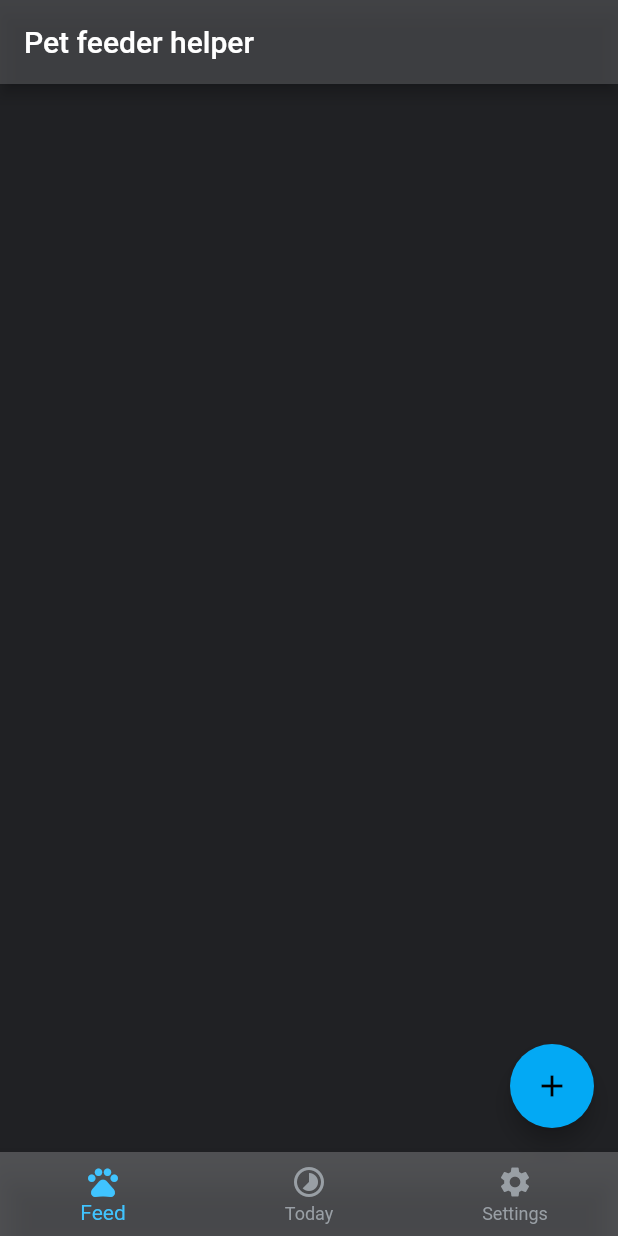
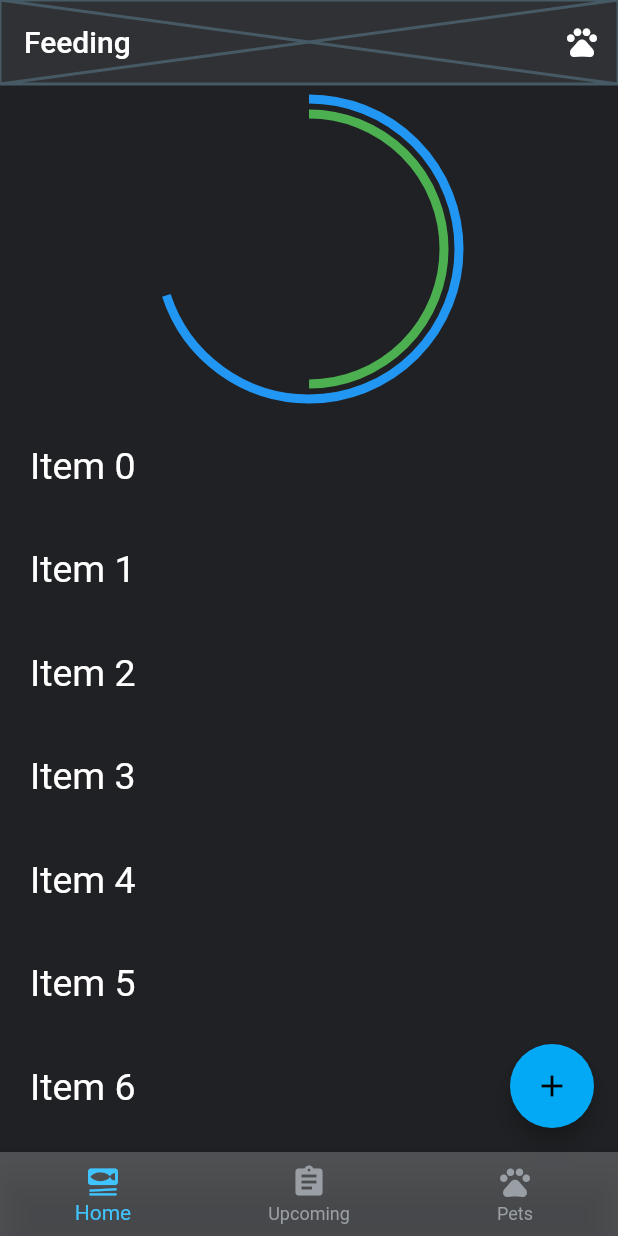
Before and after one commit to zeletrik/pet-feeding-helper, a Flutter app: the screen it shows after launch, on a phone screen of 412 x 824 dp. Run offline on Flutter 3.47's test engine with Material 2 defaults, Android fonts, the phone set to English and light mode, and no system bars.

Commit message:
Setup design

```diff
--- a/lib/home_widget.dart
+++ b/lib/home_widget.dart
@@ -27,12 +27,6 @@ class _HomeState extends State<Home> {
   @override
   Widget build(BuildContext context) {
     return Scaffold(
-      appBar: AppBar(
-        title: Text(widget.title,  style: TextStyle(color: Colors.white.withOpacity(1.0)),
-        ),
-        backgroundColor: Color.fromARGB(240, 54, 55, 58),
-        centerTitle: false,
-      ),
       body: _children[_currentIndex],
       bottomNavigationBar: BottomNavigationBar(
         onTap: onTabTapped,
@@ -42,16 +36,16 @@ class _HomeState extends State<Home> {
         unselectedItemColor: Color.fromARGB(255, 153, 159, 165),
         items: [
           new BottomNavigationBarItem(
-            icon: Icon(Icons.pets),
-            title: Text('Feed'),
+            icon: Icon(Icons.set_meal),
+            label: 'Home',
           ),
           new BottomNavigationBarItem(
-            icon: Icon(Icons.timelapse),
-            title: Text('Today'),
+            icon: Icon(Icons.assignment),
+            label: 'Upcoming',
           ),
           new BottomNavigationBarItem(
-              icon: Icon(Icons.settings),
-              title: Text('Settings')
+              icon: Icon(Icons.pets),
+              label: 'Pets'
           )
         ],
       ),
--- a/lib/widgets/feeding_widget.dart
+++ b/lib/widgets/feeding_widget.dart
@@ -1,16 +1,104 @@
 import 'package:flutter/material.dart';
+import 'package:flutter/cupertino.dart';
 
 class FeedingWidget extends StatelessWidget {
   final Color color;
+  final String title = 'Feeding';
 
   FeedingWidget(this.color);
 
   @override
   Widget build(BuildContext context) => new Scaffold(
       backgroundColor: color,
+    body: CustomScrollView(
+      slivers: <Widget>[
+        SliverAppBar(
+          title: Text(title, style: TextStyle(color: Colors.white) ),
+          centerTitle: false,
+          backgroundColor: Color.fromARGB(180, 54, 55, 58),
+          floating: true,
+          flexibleSpace: Placeholder(),
+          expandedHeight: 50,
+          actions: [
+            IconButton(
+                icon: Icon(Icons.pets, color: Colors.white),
+              onPressed: () {
+                showCupertinoModalPopup(
+                  context: context,
+                  builder: (BuildContext context) => CupertinoPicker(
+                    itemExtent: 1.3,
+                    onSelectedItemChanged:  (value) {  },
+                    children: [
+                      Text('Asd')
+                    ],
+
+                  ),
+                );
+              },
+            ),
+          ],
+        ),
+        SliverToBoxAdapter(
+          child: Stack(
+            children: [
+               ConstrainedBox(
+                constraints: BoxConstraints(maxHeight: 220.0, minHeight: 220.0),
+                child: Center(
+                  child: SizedBox(
+                    child: CircularProgressIndicator(
+                      value: 0.7,
+                      strokeWidth: 6,
+                      valueColor: new AlwaysStoppedAnimation<Color>(Colors.blue),
+                    ),
+                    height: 200.0,
+                    width: 200.0,
+                  ),
+                ),
+              ),
+              ConstrainedBox(
+                constraints: BoxConstraints(maxHeight: 220.0, minHeight: 220.0),
+                child: Center(
+                  child: SizedBox(
+                    child: CircularProgressIndicator(
+                      value: 0.5,
+                      strokeWidth: 6,
+                      valueColor: new AlwaysStoppedAnimation<Color>(Colors.green),
+                    ),
+                    height: 180.0,
+                    width: 180.0,
+                  ),
+                ),
+              ),
+
+            ],
+          ),
+        ),
+
+
+        SliverList(
+            delegate: SliverChildListDelegate(_buildList(50))
+        ),
+      ],
+    ),
       floatingActionButton: FloatingActionButton(
         tooltip: 'Increment',
         child: Icon(Icons.add),
       ),
     );
+
+
+  List _buildList(int count) {
+    List<Widget> listItems = List();
+
+    for (int i = 0; i < count; i++) {
+      listItems.add(new Padding(padding: new EdgeInsets.all(20.0),
+          child: new Text(
+              'Item ${i.toString()}',
+              style: TextStyle(fontSize: 25.0, color: Colors.white)
+          )
+      ));
+    }
+
+    return listItems;
+  }
 }
--- a/pubspec.yaml
+++ b/pubspec.yaml
@@ -41,9 +41,8 @@ flutter:
   uses-material-design: true
 
   # To add assets to your application, add an assets section, like this:
-  # assets:
-  #  - images/a_dot_burr.jpeg
-  #  - images/a_dot_ham.jpeg
+  assets:
+    - assets/cat.jpg
 
   # An image asset can refer to one or more resolution-specific "variants", see
   # https://flutter.dev/assets-and-images/#resolution-aware.
```
Also changed, not shown: lib/widgets/settings_widget.dart (+68 -2 lines), lib/widgets/today_widget.dart (+19 -0 lines), 1 other file.
